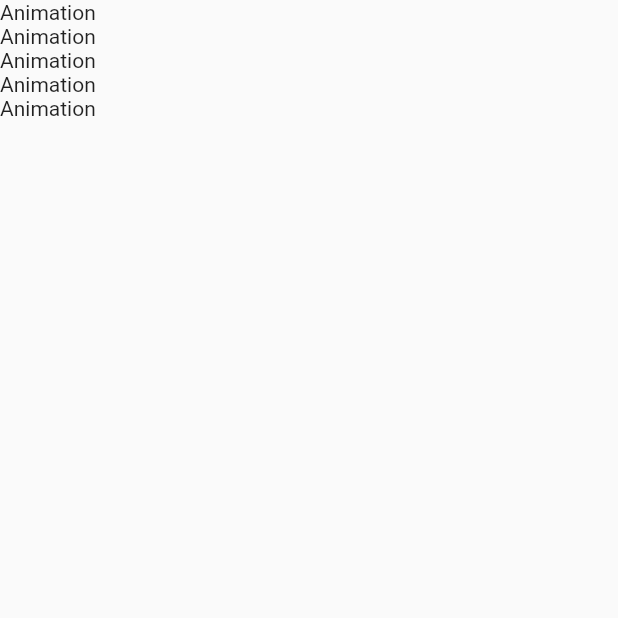
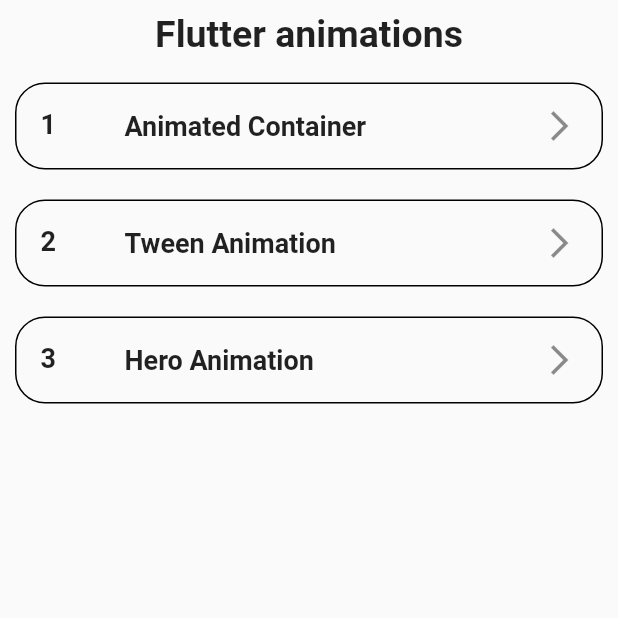
Before and after one commit to rahulraj7626/flutter-animation, a Flutter app: the Home screen opened directly, on a phone screen of 412 x 824 dp, the top half of it. Run offline on Flutter 3.47's test engine with Material 2 defaults, Android fonts, the phone set to English and light mode, and no system bars.

Commit message:
home widgets

```diff
--- a/lib/home/home.dart
+++ b/lib/home/home.dart
@@ -1,4 +1,7 @@
 import 'package:flutter/material.dart';
+import 'package:flutter_animation/implicit_animations/hero_animation/hero_animation.dart';
+import '../implicit_animations/animated_container/animated_container.dart';
+import '../implicit_animations/tween_animation/tween_animation.dart';
 
 class Home extends StatefulWidget {
   const Home({Key? key}) : super(key: key);
@@ -8,18 +11,78 @@ class Home extends StatefulWidget {
 }
 
 class _HomeState extends State<Home> {
+  List<Map> nameList = [
+    {
+      "name": "Animated Container",
+      "route": const AnimContainer(),
+    },
+    {
+      "name": "Tween Animation",
+      "route": const TweenBuilder(),
+    },
+    {
+      "name": "Hero Animation",
+      "route": const HeroAnimation(),
+    }
+  ];
+
   @override
   Widget build(BuildContext context) {
     return Scaffold(
-      body: Center(
-        child: ListView.builder(
-            itemCount: 5,
-            itemBuilder: (context, index) {
-              return Container(
-                child: Text("Animation"),
-              );
-            }),
+      body: SafeArea(
+        child: Column(
+          children: [
+            const Padding(
+              padding: EdgeInsets.all(8.0),
+              child: Text(
+                "Flutter animations",
+                style: TextStyle(fontSize: 25, fontWeight: FontWeight.w600),
+              ),
+            ),
+            Expanded(
+              child: ListView.builder(
+                  itemCount: 3,
+                  itemBuilder: (context, index) {
+                    return GestureDetector(
+                      onTap: () {
+                        Navigator.push(
+                            (context),
+                            MaterialPageRoute(
+                                builder: (_) => nameList[index]["route"]));
+                      },
+                      child: Container(
+                        margin: const EdgeInsets.all(10),
+                        decoration: BoxDecoration(
+                            border: Border.all(),
+                            borderRadius: BorderRadius.circular(20)),
+                        child: containerWidget(
+                          nameList[index]["name"],
+                          index + 1,
+                        ),
+                      ),
+                    );
+                  }),
+            ),
+          ],
+        ),
       ),
     );
   }
 }
+
+Widget containerWidget(
+  name,
+  int intx,
+) {
+  return ListTile(
+    leading: Text(
+      intx.toString(),
+      style: const TextStyle(fontSize: 18, fontWeight: FontWeight.w600),
+    ),
+    title: Text(
+      name,
+      style: const TextStyle(fontSize: 18, fontWeight: FontWeight.w600),
+    ),
+    trailing: GestureDetector(child: const Icon(Icons.arrow_forward_ios)),
+  );
+}
--- a/lib/implicit_animations/tween_animation/title_widget.dart
+++ b/lib/implicit_animations/tween_animation/title_widget.dart
@@ -1,4 +1,3 @@
-import 'package:flutter/cupertino.dart';
 import 'package:flutter/material.dart';
 
 class TitleWidget extends StatelessWidget {
--- a/lib/implicit_animations/tween_animation/tween_animation.dart
+++ b/lib/implicit_animations/tween_animation/tween_animation.dart
@@ -1,5 +1,5 @@
 import 'package:flutter/material.dart';
-import 'package:flutter_animation/buitin_animations/tween_animation/title_widget.dart';
+import 'package:flutter_animation/implicit_animations/tween_animation/title_widget.dart';
 
 class TweenBuilder extends StatefulWidget {
   const TweenBuilder({Key? key}) : super(key: key);
@@ -11,6 +11,6 @@ class TweenBuilder extends StatefulWidget {
 class _TweenBuilderState extends State<TweenBuilder> {
   @override
   Widget build(BuildContext context) {
-    return Scaffold(body: Center(child: TitleWidget()));
+    return const Scaffold(body: Center(child: TitleWidget()));
   }
 }
--- a/lib/main.dart
+++ b/lib/main.dart
@@ -1,6 +1,5 @@
 import 'package:flutter/material.dart';
-
-import 'implicit_animations/hero_animation/hero_animation.dart';
+import 'home/home.dart';
 
 void main() {
   runApp(const MyApp());
@@ -13,20 +12,12 @@ class MyApp extends StatelessWidget {
   @override
   Widget build(BuildContext context) {
     return MaterialApp(
-      title: 'Flutter Demo',
+      debugShowCheckedModeBanner: false,
+      title: 'Flutter Animations',
       theme: ThemeData(
-        // This is the theme of your application.
-        //
-        // Try running your application with "flutter run". You'll see the
-        // application has a blue toolbar. Then, without quitting the app, try
-        // changing the primarySwatch below to Colors.green and then invoke
-        // "hot reload" (press "r" in the console where you ran "flutter run",
-        // or simply save your changes to "hot reload" in a Flutter IDE).
-        // Notice that the counter didn't reset back to zero; the application
-        // is not restarted.
         primarySwatch: Colors.blue,
       ),
-      home: const HeroAnimation(),
+      home: const Home(),
     );
   }
 }
```
